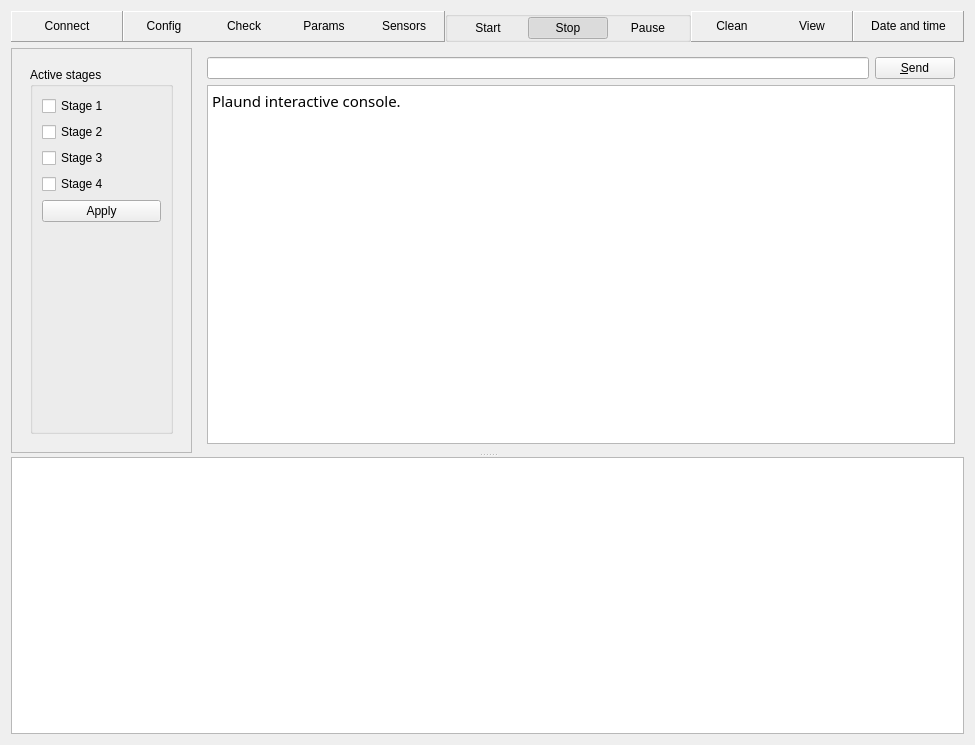
Old version of the form gui/mainwindow.ui in the repository Shmuma/grain-watering.
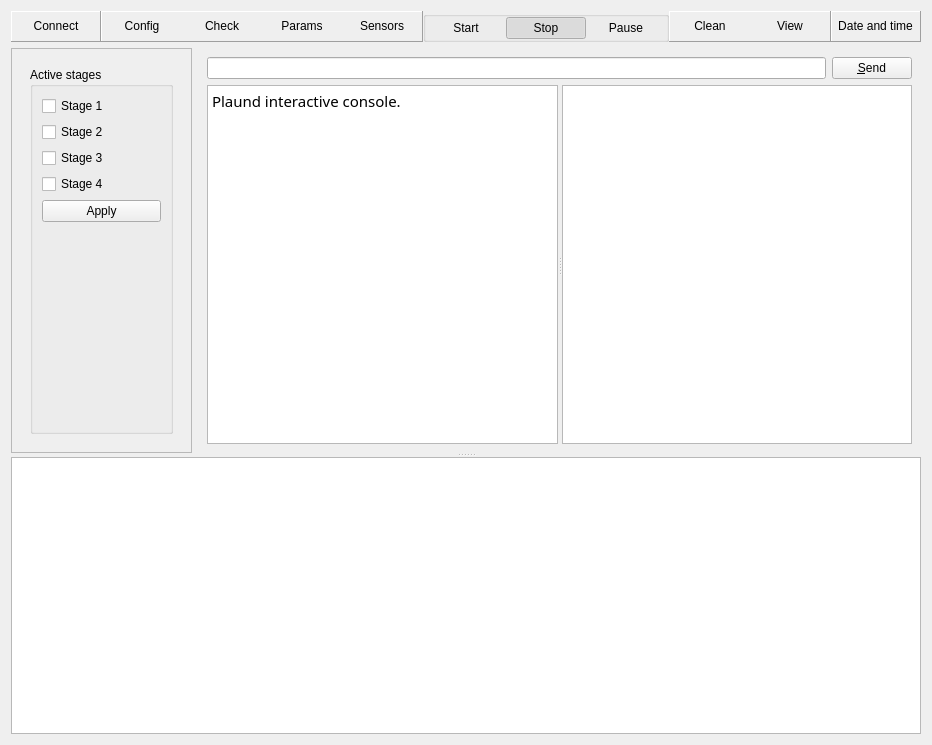
New version of the form. The open tabs and pages were chosen to show the change. Custom widgets are drawn as their Qt base class.

Commit message: Implemented auto mode control.

```diff
--- a/gui/mainwindow.ui
+++ b/gui/mainwindow.ui
@@ -6,7 +6,7 @@
    <rect>
     <x>0</x>
     <y>0</y>
-    <width>975</width>
+    <width>932</width>
     <height>745</height>
    </rect>
   </property>
@@ -742,6 +742,10 @@
             </layout>
            </item>
            <item>
+            <widget class="QSplitter" name="splitter_2" >
+             <property name="orientation" >
+              <enum>Qt::Horizontal</enum>
+             </property>
             <widget class="QTextEdit" name="consoleEditor" >
              <property name="font" >
               <font>
@@ -754,9 +758,24 @@
              <property name="html" >
               <string>&lt;html>&lt;head>&lt;meta name="qrichtext" content="1" />&lt;style type="text/css">
 p, li { white-space: pre-wrap; }
-&lt;/style>&lt;/head>&lt;body style=" font-family:'Terminus'; font-size:11pt; font-weight:400; font-style:normal;">
-&lt;p style=" margin-top:0px; margin-bottom:0px; margin-left:0px; margin-right:0px; -qt-block-indent:0; text-indent:0px;">Plaund interactive console.&lt;/p>&lt;/body>&lt;/html></string>
-             </property>
+&lt;/style>&lt;/head>&lt;body style=" font-family:'Terminus'; font-size:12pt; font-weight:400; font-style:normal;">
+&lt;p style=" margin-top:0px; margin-bottom:0px; margin-left:0px; margin-right:0px; -qt-block-indent:0; text-indent:0px; font-size:11pt;">Plaund interactive console.&lt;/p>&lt;/body>&lt;/html></string>
+              </property>
+             </widget>
+             <widget class="QTextEdit" name="autoLogEditor" >
+              <property name="font" >
+               <font/>
+              </property>
+              <property name="readOnly" >
+               <bool>true</bool>
+              </property>
+              <property name="html" >
+               <string>&lt;html>&lt;head>&lt;meta name="qrichtext" content="1" />&lt;style type="text/css">
+p, li { white-space: pre-wrap; }
+&lt;/style>&lt;/head>&lt;body style=" font-family:'Verdana'; font-size:12pt; font-weight:400; font-style:normal;">
+&lt;p style="-qt-paragraph-type:empty; margin-top:0px; margin-bottom:0px; margin-left:0px; margin-right:0px; -qt-block-indent:0; text-indent:0px; font-family:'Terminus'; font-size:11pt;">&lt;/p>&lt;/body>&lt;/html></string>
+              </property>
+             </widget>
             </widget>
            </item>
           </layout>
```
Left out of the diff: 5 changed lines with no effect on the pictures. Lines whose indentation alone changed are shown as unchanged. The commit also changes 8 other files.
